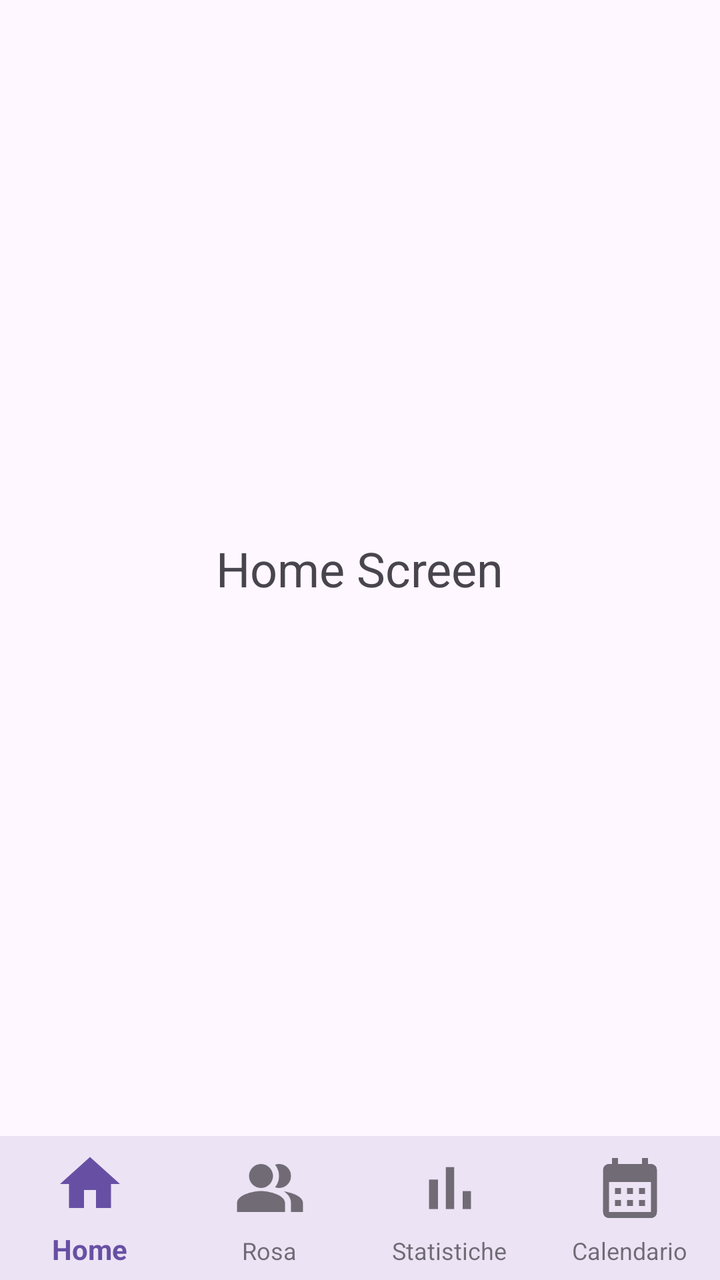
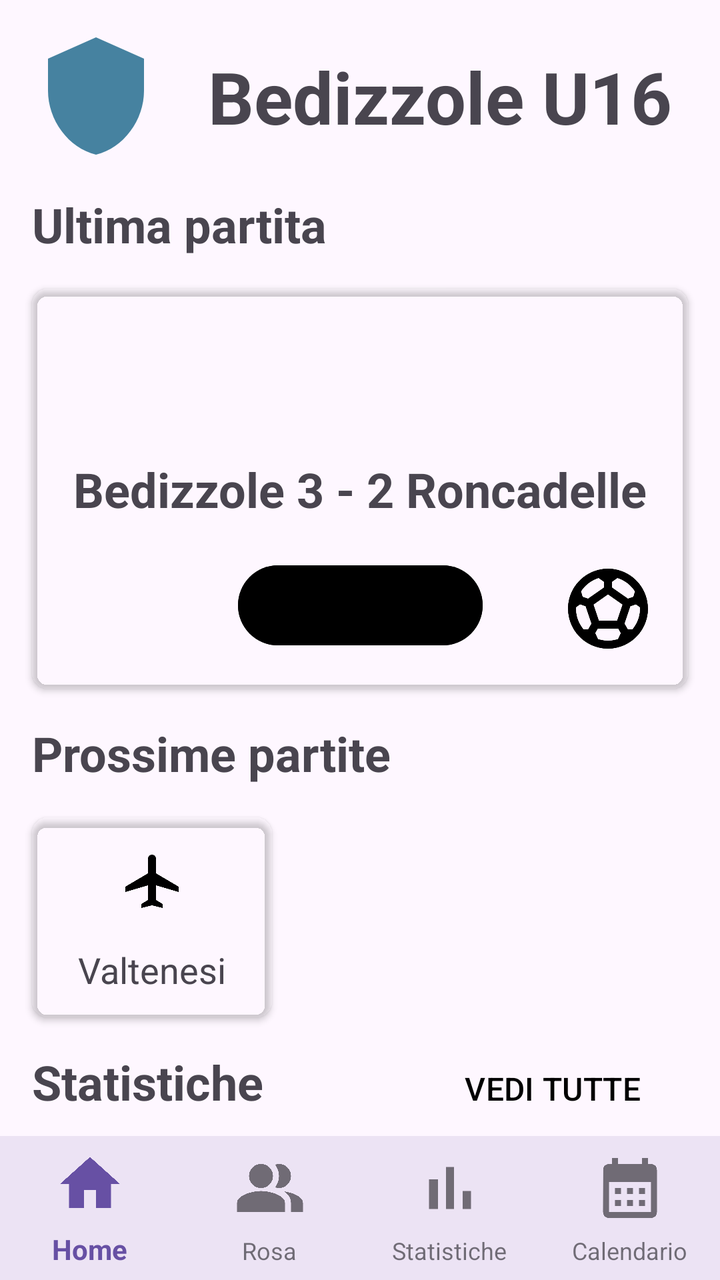

Before-and-after screenshots of an Android layout around one commit, followed by the original layout XML and the change that was made.
<!-- AndroidManifest.xml: application theme Theme.YouCoach -->
<!-- res/layout/activity_home.xml -->
<?xml version="1.0" encoding="utf-8"?>
<androidx.constraintlayout.widget.ConstraintLayout
    xmlns:android="http://schemas.android.com/apk/res/android"
    xmlns:app="http://schemas.android.com/apk/res-auto"
    android:layout_width="match_parent"
    android:layout_height="match_parent">

    
    <TextView
        android:id="@+id/textView"
        android:layout_width="wrap_content"
        android:layout_height="wrap_content"
        android:text="@string/home_screen"
        android:textSize="24sp"
        app:layout_constraintTop_toTopOf="parent"
        app:layout_constraintBottom_toTopOf="@id/bottom_navigation"
        app:layout_constraintStart_toStartOf="parent"
        app:layout_constraintEnd_toEndOf="parent" />

    
    <com.google.android.material.bottomnavigation.BottomNavigationView
        android:id="@+id/bottom_navigation"
        android:layout_width="0dp"
        android:layout_height="72dp"
        android:background="?android:attr/windowBackground"
        app:labelVisibilityMode="labeled"
        app:menu="@menu/bottom_nav_menu"
        style="@style/BottomNavigationViewStyle"
        app:layout_constraintBottom_toBottomOf="parent"
        app:layout_constraintStart_toStartOf="parent"
        app:layout_constraintEnd_toEndOf="parent" />

</androidx.constraintlayout.widget.ConstraintLayout>
<!-- resources referenced by this layout -->
<resources>
  <string name="home_screen">Home Screen</string>
  <style name="BottomNavigationViewStyle" parent="Widget.MaterialComponents.BottomNavigationView">
          <item name="itemIconSize">36dp</item> 
          <item name="itemTextAppearanceActive">@style/ActiveTextStyle</item> 
          <item name="itemTextAppearanceInactive">@style/InactiveTextStyle</item> 
      </style>
  <style name="Theme.YouCoach" parent="Base.Theme.YouCoach" />
  <style name="ActiveTextStyle" parent="TextAppearance.AppCompat.Small">
          <item name="android:textSize">14sp</item>
      </style>
  <style name="InactiveTextStyle" parent="TextAppearance.AppCompat.Small">
          <item name="android:textSize">12sp</item>
      </style>
  <style name="Base.Theme.YouCoach" parent="Theme.Material3.DayNight.NoActionBar">
          
          
      </style>
</resources>

<!-- the commit's change to res/layout/activity_home.xml (unified diff, before → after) -->
@@ -5,19 +5,243 @@
     android:layout_width="match_parent"
     android:layout_height="match_parent">
 
+
+    <ImageView
+        android:id="@+id/logo_squadra"
+        android:layout_width="64dp"
+        android:layout_height="64dp"
+        app:layout_constraintStart_toStartOf="parent"
+        app:layout_constraintTop_toTopOf="parent"
+        app:layout_constraintBottom_toTopOf="@+id/ultima_partita_text"
+        android:src="@drawable/logo"
+        android:layout_marginStart="16dp"
+        android:layout_marginTop="16dp" />
+
+
     
     <TextView
-        android:id="@+id/textView"
-        android:layout_width="wrap_content"
-        android:layout_height="wrap_content"
-        android:text="@string/home_screen"
-        android:textSize="24sp"
+        android:id="@+id/nome_squadra"
+        android:layout_width="wrap_content"
+        android:layout_height="wrap_content"
+        android:text="Bedizzole U16"
+        android:textSize="36dp"
+        android:textStyle="bold"
         app:layout_constraintTop_toTopOf="parent"
-        app:layout_constraintBottom_toTopOf="@id/bottom_navigation"
-        app:layout_constraintStart_toStartOf="parent"
-        app:layout_constraintEnd_toEndOf="parent" />
-
-    
+        app:layout_constraintBottom_toTopOf="@+id/ultima_partita_text"
+        app:layout_constraintEnd_toEndOf="parent"
+        app:layout_constraintStart_toEndOf="@+id/logo_squadra" />
+
+    <TextView
+        android:id="@+id/ultima_partita_text"
+        android:layout_width="wrap_content"
+        android:layout_height="wrap_content"
+        app:layout_constraintStart_toStartOf="parent"
+        app:layout_constraintTop_toBottomOf="@+id/logo_squadra"
+        android:layout_marginTop="16dp"
+        android:text="Ultima partita"
+        android:textSize="24dp"
+        android:layout_marginStart="16dp"
+        android:textStyle="bold" />
+
+    <androidx.cardview.widget.CardView
+
+        android:id="@+id/card_ultima_partita"
+        android:layout_width="match_parent"
+        android:layout_height="200dp"
+        app:layout_constraintTop_toBottomOf="@+id/ultima_partita_text"
+        app:layout_constraintStart_toStartOf="parent"
+        android:layout_marginEnd="16dp"
+        android:layout_marginTop="16dp"
+        android:layout_marginStart="16dp"
+        app:cardBackgroundColor="@color/background_last_match"
+        app:cardCornerRadius="8dp">
+
+
+        <androidx.constraintlayout.widget.ConstraintLayout
+            android:layout_width="match_parent"
+            android:layout_height="match_parent"
+            android:padding="16dp">
+
+            <TextView
+                    android:id="@+id/risultato_ultima_partita"
+                    android:layout_width="wrap_content"
+                    android:layout_height="wrap_content"
+                    android:text="Bedizzole 3 - 2 Roncadelle"
+                    android:textSize="24dp"
+                    android:textStyle="bold"
+                    app:layout_constraintStart_toStartOf="parent"
+                    app:layout_constraintTop_toTopOf="parent"
+                    app:layout_constraintEnd_toEndOf="parent"
+                    app:layout_constraintBottom_toBottomOf="parent"
+                    />
+
+            <Button
+                android:id="@+id/btn_vai_a_partita"
+                android:layout_width="wrap_content"
+                android:layout_height="wrap_content"
+                android:layout_marginTop="16dp"
+                android:backgroundTint="@color/background_button_grey"
+                android:text="DETTAGLI"
+                android:textColor="@color/black"
+                android:textSize="16dp"
+                app:layout_constraintEnd_toEndOf="parent"
+                app:layout_constraintStart_toStartOf="parent"
+                app:layout_constraintTop_toBottomOf="@+id/risultato_ultima_partita"
+                app:layout_constraintBottom_toBottomOf="parent" />
+
+            <ImageView
+                android:layout_width="48dp"
+                android:layout_height="48dp"
+                android:src="@drawable/pallone"
+                app:layout_constraintEnd_toEndOf="parent"
+                app:layout_constraintBottom_toBottomOf="parent"/>
+
+        </androidx.constraintlayout.widget.ConstraintLayout>
+
+
+    </androidx.cardview.widget.CardView>
+
+    <TextView
+        android:id="@+id/prossime_partite_text"
+        android:layout_width="wrap_content"
+        android:layout_height="wrap_content"
+        app:layout_constraintStart_toStartOf="parent"
+        app:layout_constraintTop_toBottomOf="@+id/card_ultima_partita"
+        android:layout_marginTop="16dp"
+        android:text="Prossime partite"
+        android:textSize="24dp"
+        android:layout_marginStart="16dp"
+        android:textStyle="bold" />
+
+    <androidx.cardview.widget.CardView
+        android:id="@+id/card_prossime_partite"
+        android:layout_width="120dp"
+        android:layout_height="100dp"
+        app:layout_constraintTop_toBottomOf="@+id/prossime_partite_text"
+        app:layout_constraintStart_toStartOf="parent"
+        android:layout_marginTop="16dp"
+        android:layout_marginStart="16dp"
+        app:cardBackgroundColor="@color/background_last_match"
+        app:cardCornerRadius="8dp">
+
+        <androidx.constraintlayout.widget.ConstraintLayout
+            android:layout_width="match_parent"
+            android:layout_height="match_parent"
+            android:padding="16dp">
+
+            <ImageView
+                android:id="@+id/logo_trasferta"
+                android:layout_width="32dp"
+                android:layout_height="32dp"
+                android:src="@drawable/aereo"
+                app:layout_constraintTop_toTopOf="parent"
+                app:layout_constraintStart_toStartOf="parent"
+                app:layout_constraintEnd_toEndOf="parent"/>
+
+            <TextView
+                android:layout_width="wrap_content"
+                android:layout_height="wrap_content"
+                android:text="Valtenesi"
+                android:layout_marginTop="16dp"
+                android:textSize="18dp"
+                app:layout_constraintTop_toBottomOf="@id/logo_trasferta"
+                app:layout_constraintStart_toStartOf="parent"
+                app:layout_constraintEnd_toEndOf="parent" />
+
+
+
+
+
+        </androidx.constraintlayout.widget.ConstraintLayout>
+
+    </androidx.cardview.widget.CardView>
+
+
+
+
+    <TextView
+        android:id="@+id/statistiche_text"
+        android:layout_width="wrap_content"
+        android:layout_height="wrap_content"
+        app:layout_constraintStart_toStartOf="parent"
+        app:layout_constraintTop_toBottomOf="@+id/card_prossime_partite"
+        android:layout_marginTop="16dp"
+        android:text="Statistiche"
+        android:textSize="24dp"
+        android:layout_marginStart="16dp"
+        android:textStyle="bold" />
+
+    <Button
+        android:id="@+id/btn_vedi_statistiche"
+        android:layout_width="wrap_content"
+        android:layout_height="wrap_content"
+        app:layout_constraintEnd_toEndOf="parent"
+        app:layout_constraintBaseline_toBaselineOf="@+id/statistiche_text"
+        app:layout_constraintTop_toBottomOf="@+id/card_ultima_partita"
+        android:layout_marginEnd="16dp"
+        android:backgroundTint="@color/transparent"
+        android:textColor="@color/black"
+        android:text="Vedi tutte"
+        android:textAllCaps="true"
+        android:textSize="16dp" />
+
+
+    <androidx.cardview.widget.CardView
+        android:layout_width="170dp"
+        android:layout_height="200dp"
+        app:layout_constraintTop_toBottomOf="@+id/statistiche_text"
+        app:layout_constraintStart_toStartOf="parent"
+        android:layout_marginTop="16dp"
+        android:layout_marginStart="16dp"
+        app:cardBackgroundColor="@color/background_training_card"
+        app:cardCornerRadius="8dp">
+        
+        <androidx.constraintlayout.widget.ConstraintLayout
+            android:layout_width="match_parent"
+            android:layout_height="match_parent"
+            android:padding="16dp">
+
+            <TextView
+                android:id="@+id/num_allenamenti"
+                android:layout_width="wrap_content"
+                android:layout_height="wrap_content"
+                android:text="12"
+                android:textSize="64dp"
+                android:textStyle="bold"
+                app:layout_constraintStart_toStartOf="parent"
+                app:layout_constraintTop_toTopOf="parent"
+                app:layout_constraintBottom_toTopOf="@+id/allenamenti_fatto_text"
+                app:layout_constraintEnd_toEndOf="parent"
+                />
+
+            <TextView
+                android:id="@+id/allenamenti_fatto_text"
+                android:layout_width="wrap_content"
+                android:layout_height="wrap_content"
+                android:text="Allenamenti fatti"
+                android:textSize="16dp"
+                app:layout_constraintStart_toStartOf="parent"
+                app:layout_constraintTop_toBottomOf="@+id/num_allenamenti"
+                app:layout_constraintBottom_toBottomOf="parent"
+                app:layout_constraintEnd_toEndOf="parent"
+                />
+
+        </androidx.constraintlayout.widget.ConstraintLayout>
+
+
+        
+        
+        
+    </androidx.cardview.widget.CardView>
+
+
+
+
+
+
+
+
+
     <com.google.android.material.bottomnavigation.BottomNavigationView
         android:id="@+id/bottom_navigation"
         android:layout_width="0dp"
<!-- resource entries referenced after the edit -->
@@ -1,6 +1,26 @@
 <!-- resources referenced by this layout -->
 <resources>
-  <string name="home_screen">Home Screen</string>
+  <color name="background_training_card">#f0d2bc</color>
+  <color name="black">#FF000000</color>
+  <color name="transparent">#00000000</color>
+  <!-- drawable aereo (drawable) -->
+  <vector xmlns:android="http://schemas.android.com/apk/res/android" android:height="24dp" android:tint="#000000" android:viewportHeight="24" android:viewportWidth="24" android:width="24dp">
+        
+      <path android:fillColor="@android:color/white" android:pathData="M22,16v-2l-8.5,-5V3.5C13.5,2.67 12.83,2 12,2s-1.5,0.67 -1.5,1.5V9L2,14v2l8.5,-2.5V19L8,20.5L8,22l4,-1l4,1l0,-1.5L13.5,19v-5.5L22,16z"/>
+      
+  </vector>
+  <!-- drawable logo (drawable) -->
+  <vector xmlns:android="http://schemas.android.com/apk/res/android" android:height="24dp" android:tint="#4682A0" android:viewportHeight="24" android:viewportWidth="24" android:width="24dp">
+        
+      <path android:fillColor="@android:color/white" android:pathData="M12,1L3,5v6c0,5.55 3.84,10.74 9,12 5.16,-1.26 9,-6.45 9,-12V5l-9,-4z"/>
+      
+  </vector>
+  <!-- drawable pallone (drawable) -->
+  <vector xmlns:android="http://schemas.android.com/apk/res/android" android:height="24dp" android:tint="#000000" android:viewportHeight="24" android:viewportWidth="24" android:width="24dp">
+        
+      <path android:fillColor="@android:color/white" android:pathData="M12,2C6.48,2 2,6.48 2,12c0,5.52 4.48,10 10,10s10,-4.48 10,-10C22,6.48 17.52,2 12,2zM13,5.3l1.35,-0.95c1.82,0.56 3.37,1.76 4.38,3.34l-0.39,1.34l-1.35,0.46L13,6.7V5.3zM9.65,4.35L11,5.3v1.4L7.01,9.49L5.66,9.03L5.27,7.69C6.28,6.12 7.83,4.92 9.65,4.35zM7.08,17.11l-1.14,0.1C4.73,15.81 4,13.99 4,12c0,-0.12 0.01,-0.23 0.02,-0.35l1,-0.73L6.4,11.4l1.46,4.34L7.08,17.11zM14.5,19.59C13.71,19.85 12.87,20 12,20s-1.71,-0.15 -2.5,-0.41l-0.69,-1.49L9.45,17h5.11l0.64,1.11L14.5,19.59zM14.27,15H9.73l-1.35,-4.02L12,8.44l3.63,2.54L14.27,15zM18.06,17.21l-1.14,-0.1l-0.79,-1.37l1.46,-4.34l1.39,-0.47l1,0.73C19.99,11.77 20,11.88 20,12C20,13.99 19.27,15.81 18.06,17.21z"/>
+      
+  </vector>
   <style name="BottomNavigationViewStyle" parent="Widget.MaterialComponents.BottomNavigationView">
           <item name="itemIconSize">36dp</item> 
           <item name="itemTextAppearanceActive">@style/ActiveTextStyle</item> 
